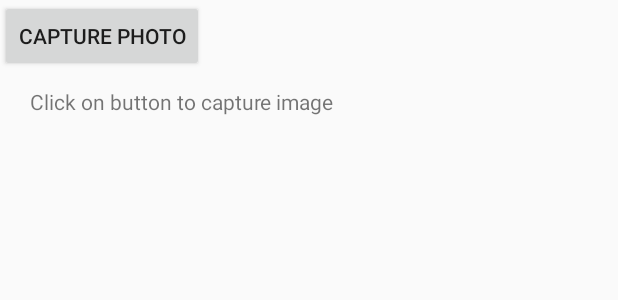
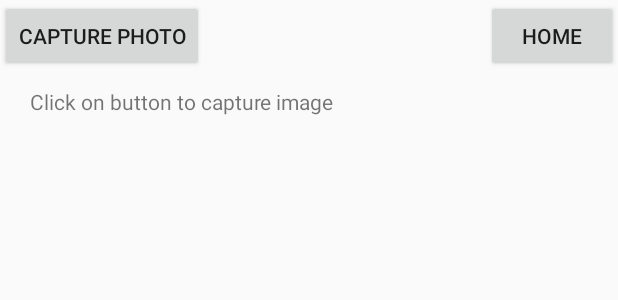
Before and after one commit to JohnReagan/i-spy-android, an Android app: the layout activity_camera_photo_capture.xml on its own in the app's theme, with its tools: preview values and no code run, on a phone screen of 412 x 824 dp. Shown: the top 300 px of the screen. Run offline under Robolectric (Android 15) with nearby library versions, the phone set to English and light mode, and no system bars.

Commit message:
took out dbhelper, fixed up some other stuff as well (home button, etc)

```diff
--- a/app/src/main/res/layout/activity_camera_photo_capture.xml
+++ b/app/src/main/res/layout/activity_camera_photo_capture.xml
@@ -8,6 +8,14 @@
         android:id="@+id/photo"
         android:layout_width="wrap_content"
         android:layout_height="wrap_content" />
+    <Button
+        android:text="Home"
+        android:id="@+id/home"
+        android:layout_width="wrap_content"
+        android:layout_height="wrap_content"
+        android:layout_alignParentTop="true"
+        android:layout_alignParentRight="true"
+        />
 
     <TextView
         android:id="@+id/message"
```
Also changed, not shown: app/src/main/java/edu/virginia/cs/cs4720/ispy/AndroidCustomGallery.java (+10 -0 lines), app/src/main/java/edu/virginia/cs/cs4720/ispy/CameraPhotoCapture.java (+15 -1 lines), app/src/main/java/edu/virginia/cs/cs4720/ispy/MainActivity.java (+7 -3 lines), app/src/main/res/layout/activity_android_custom_gallery.xml (+9 -1 lines).
